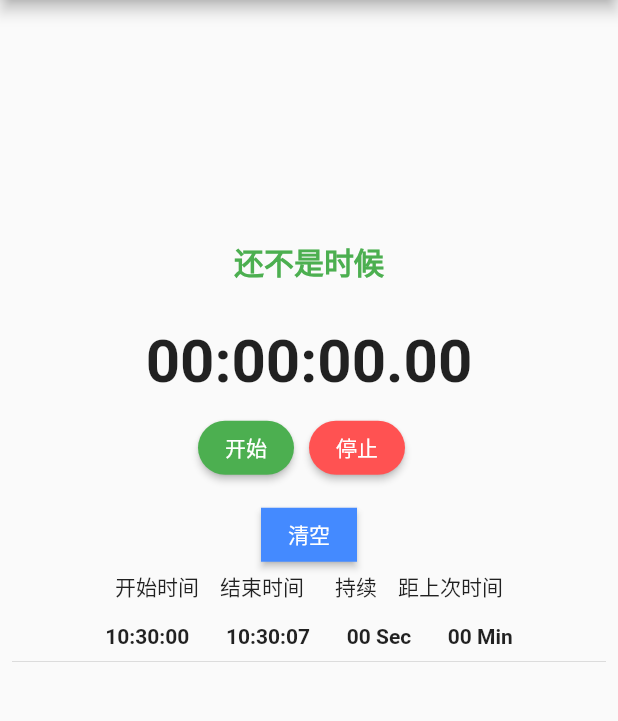
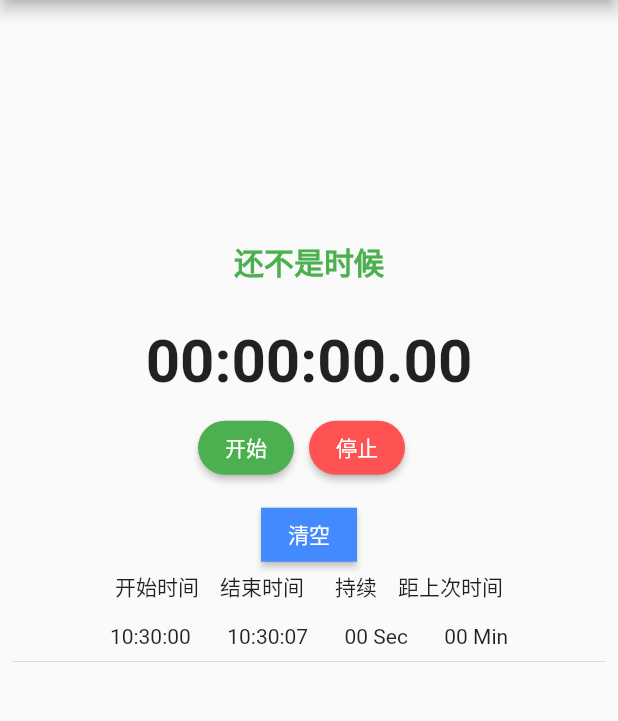
Before and after one commit to MuziLee-noob/gs_timer_mobile, a Flutter app: the screen it shows after launch, after a tap on "停止", on a phone screen of 412 x 824 dp, the part 84-805 px from its top. Run offline on Flutter 3.47's test engine with Material 2 defaults, Android fonts, the phone set to English and light mode, and no system bars; our stand-ins replace flutter_local_notifications, fluttertoast, stop_watch_timer.

Commit message:
[feat] 完善时间列表;增加android打包配置

```diff
--- a/lib/main.dart
+++ b/lib/main.dart
@@ -1,5 +1,9 @@
+import 'dart:async';
+
 import 'package:flutter/material.dart';
 import 'package:stop_watch_timer/stop_watch_timer.dart';
+import 'package:fluttertoast/fluttertoast.dart';
+import 'package:flutter_local_notifications/flutter_local_notifications.dart';
 
 void main() {
   runApp(const MyApp());
@@ -43,6 +47,7 @@
   final StopWatchTimer _stopWatchTimer = StopWatchTimer();
   final _isHours = true;
   final _scrollController = ScrollController();
+  final _streamController = StreamController<TimeRecord>();
   final timeList = <TimeRecord>[];
   bool emergency = false;
 
@@ -51,6 +56,7 @@
     super.dispose();
     _stopWatchTimer.dispose();
     _scrollController.dispose();
+    _streamController.close();
   }
 
   @override
@@ -67,33 +73,12 @@
             Container(
                 height: 50,
                 margin: const EdgeInsets.all(8),
-                child: StreamBuilder<bool>(
-                  stream: Stream.periodic(const Duration(milliseconds: 500), (value) {
-                    return emergency;
-                  }),
-                  initialData: emergency,
-                  builder: (context, snapshot) {
-                    final value = snapshot.data!;
-                    if (value) {
-                      return const Text(
-                        "你快生了",
-                        style: TextStyle(
-                            fontSize: 20, fontWeight: FontWeight.bold, color: Colors.red),
-                      );
-                    } else {
-                      return const Text(
-                        "还不是时候",
-                        style: TextStyle(
-                            fontSize: 20, fontWeight: FontWeight.bold, color: Colors.green),
-                      );
-                    }
-                  },
+                child: Text(
+                  emergency ? '你快生了' : '还不是时候',
+                  style: emergency ?
+                  const TextStyle(fontSize: 20, fontWeight: FontWeight.bold, color: Colors.red) :
+                  const TextStyle(fontSize: 20, fontWeight: FontWeight.bold, color: Colors.green),
                 )
-/*              child: Text(
-                "状态：${(emergency ? "你快生了" : "还不是时候")}",
-                style: const TextStyle(
-                    fontSize: 14, fontWeight: FontWeight.bold, color: Colors.red),
-              ),*/
             ),
             StreamBuilder<int>(
                 stream: _stopWatchTimer.rawTime,
@@ -145,8 +130,25 @@
                     _stopWatchTimer.onExecute.add(StopWatchExecute.stop);
                     timeRecord.endTime = DateTime.now();
                     timeRecord.interval = _stopWatchTimer.rawTime.value;
+                    if (timeList.isNotEmpty) {
+                      TimeRecord lastRecord = timeList[timeList.length - 1];
+                      Duration timeDiff = timeRecord.startTime.difference(lastRecord.endTime);
+                      if (timeDiff.inMinutes <= 10) {
+                        setState(() {
+                          emergency = true;
+                        });
+                        Fluttertoast.showToast(
+                            msg: "你快生了",
+                            toastLength: Toast.LENGTH_SHORT,
+                            gravity: ToastGravity.TOP,
+                            timeInSecForIosWeb: 1,
+                            backgroundColor: Colors.redAccent,
+                            textColor: Colors.white,
+                            fontSize: 16.0
+                        );
+                      }
+                    }
                     timeList.add(timeRecord);
-                    // 停止stream
                   },
                   child: const Text('停止'),
                 ),
@@ -199,7 +201,9 @@
                         duration: const Duration(milliseconds: 200),
                         curve: Curves.easeOut);
                   });
-                  return ListView.builder(
+                  return Scrollbar(
+                    isAlwaysShown: true,
+                    child: ListView.builder(
                       controller: _scrollController,
                       itemBuilder: (context, index) {
                         final data = value[index];
@@ -207,11 +211,6 @@
                         if (index >= 1) {
                           final lastData = value[index - 1];
                           timeDiff = data.startTime.difference(lastData.endTime);
-                        if (timeDiff.inMinutes < 10) {
-                          if (emergency == false) {
-                            emergency = true;
-                          }
-                        }
                         }
                         return Column(
                           children: [
@@ -220,7 +219,7 @@
                               child: Text(
                                 '${data.formatStartTime()}       ${data.formatEndTime()}       ${(data.interval / 1000).ceil().toString().padLeft(2, '0')} Sec       ${timeDiff.inMinutes.toString().padLeft(2, '0')} Min',
                                 style: const TextStyle(
-                                  fontSize: 14, fontWeight: FontWeight.bold),
+                                    fontSize: 14, fontWeight: FontWeight.normal),
                               ),
                             ),
                             const Divider(
@@ -230,6 +229,7 @@
                         );
                       },
                       itemCount: value.length,
+                    ),
                   );
                 },
               ),
--- a/pubspec.yaml
+++ b/pubspec.yaml
@@ -35,6 +35,8 @@ dependencies:
   # The following adds the Cupertino Icons font to your application.
   # Use with the CupertinoIcons class for iOS style icons.
   cupertino_icons: ^1.0.2
+  flutter_local_notifications: ^9.3.2
+  fluttertoast: ^8.0.9
 
 dev_dependencies:
   flutter_test:
```
Also changed, not shown: pubspec.lock, 2 other files. Lines whose indentation alone changed are shown as unchanged.
